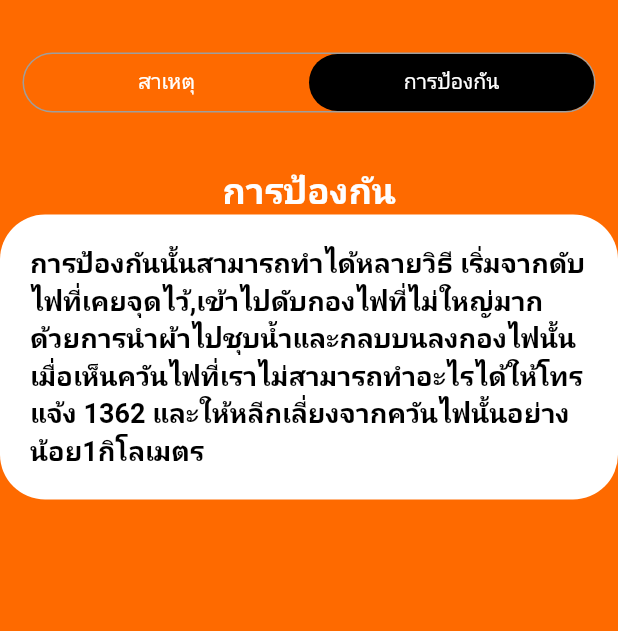
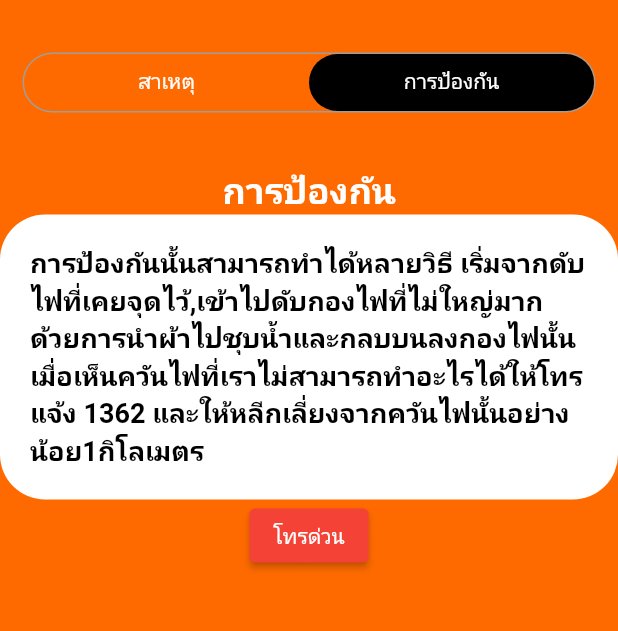
Before and after one commit to patpat46/FIRE_Smoke, a Flutter app: the RicePanicle screen opened directly, tab 2 chosen, on a phone screen of 412 x 824 dp, the part 75-706 px from its top. Run offline on Flutter 3.47's test engine with Material 2 defaults, Android fonts, the phone set to English and light mode, and no system bars; our stand-ins replace image_picker; missing offline and left inert: flutter_phone_direct_caller, tflite.

Commit message:
ค่ำๆ

```diff
--- a/lib/screan/Firedef.dart
+++ b/lib/screan/Firedef.dart
@@ -1,10 +1,13 @@
 import 'package:flutter/material.dart';
+import 'package:flutter_phone_direct_caller/flutter_phone_direct_caller.dart';
+import 'package:url_launcher/url_launcher.dart';
 
 class Disease extends StatelessWidget {
   Disease({Key? key}) : super(key: key);
 
   @override
   Widget build(BuildContext context) {
+    final number = '0946785969';
     return SingleChildScrollView(
       child: Column(
         children: [
@@ -39,6 +42,18 @@ class Disease extends StatelessWidget {
                   ),
                 )),
           ),
+          Center(
+            child: Container(
+                alignment: Alignment(0, -15),
+                child: ElevatedButton(
+                  child: Text('โทรด่วน'),
+                  onPressed: () async {
+                    launch('tel://$number');
+                    await FlutterPhoneDirectCaller.callNumber(number);
+                  },
+                  style: ElevatedButton.styleFrom(backgroundColor: Colors.red),
+                )),
+          ),
         ],
       ),
     );
--- a/pubspec.yaml
+++ b/pubspec.yaml
@@ -41,6 +41,8 @@ dependencies:
   font_awesome_flutter: ^10.2.1
   curved_navigation_bar: ^1.0.3
   buttons_tabbar: ^1.3.6
+  flutter_phone_direct_caller: ^2.1.1
+  url_launcher: ^6.1.14
 
 dev_dependencies:
   flutter_test:
```
Also changed, not shown: pubspec.lock, 7 other files.
